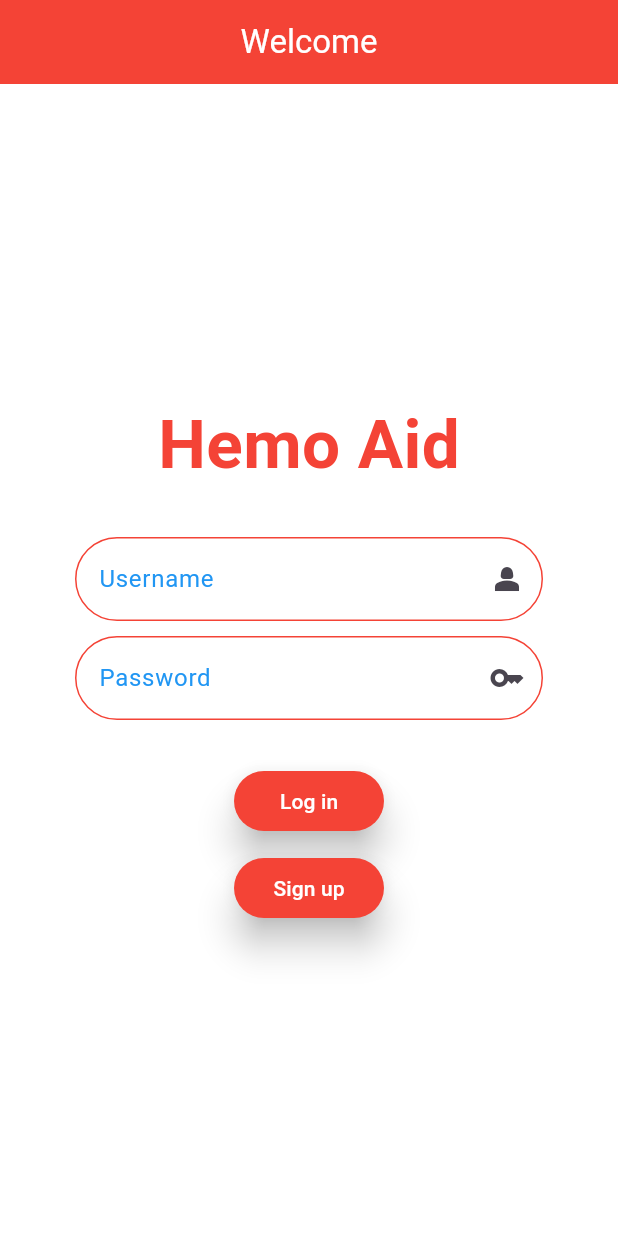
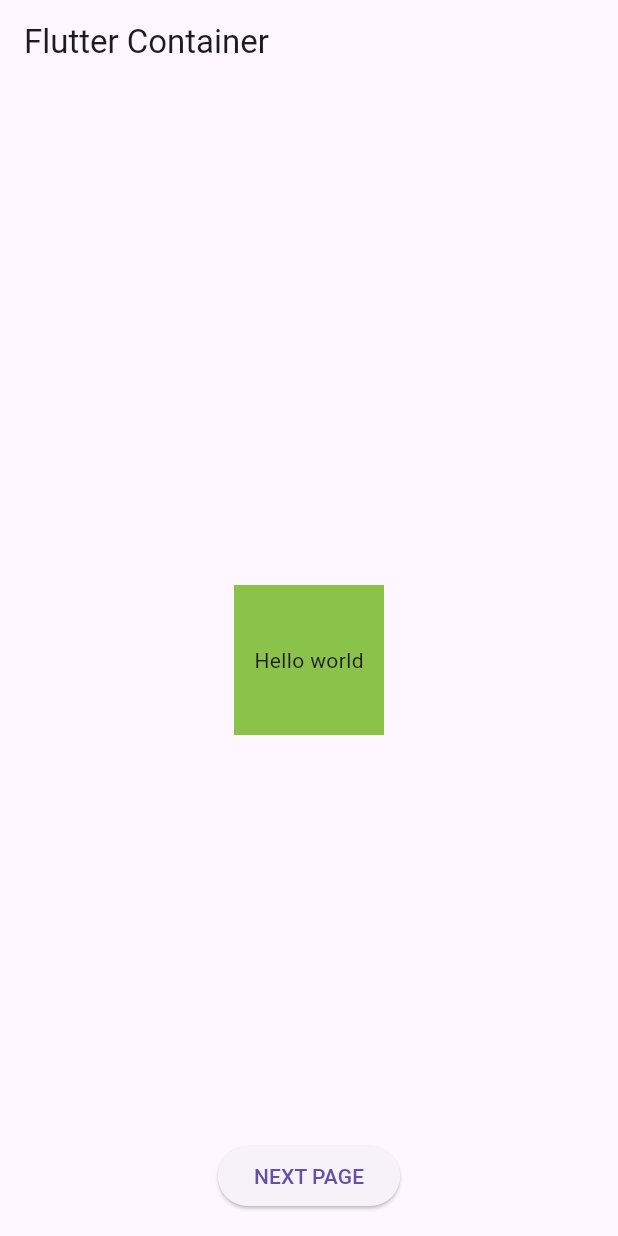
Before and after one commit to Zayed-12959/hemoaid3, a Flutter app: the screen it shows after launch, on a phone screen of 412 x 824 dp. Run offline on Flutter 3.47's test engine with Material 3 defaults, Android fonts, the phone set to English and light mode, and no system bars; missing offline and left inert: container.

Commit message:
Add files via upload

```diff
--- a/lib/main.dart
+++ b/lib/main.dart
@@ -1,18 +1,56 @@
 import 'package:flutter/material.dart';
-import 'package:hemoaid3/welcome.dart';
-
-void main() {
+import 'package:container/Dashboard.dart';
+void main(){
   runApp(const MyApp());
 }
 
 class MyApp extends StatelessWidget {
-  const MyApp({super.key});
+  const MyApp({Key? key}) : super(key: key);
 
-  // This widget is the root of your application.
   @override
   Widget build(BuildContext context) {
-    return const MaterialApp(
-      home: Welcome(),
+    return MaterialApp(
+      title: 'Flutter Demo',
+      debugShowCheckedModeBanner: false,
+      home:const MyHomePage(),
     );
   }
 }
+class MyHomePage extends StatefulWidget{
+  const MyHomePage({Key? key}): super(key:key);
+
+  @override
+  State<StatefulWidget> createState() =>_MyHomePageState();
+}
+class _MyHomePageState extends State<MyHomePage> {
+  @override
+  Widget build(BuildContext context) {
+    return Scaffold(
+      appBar: AppBar(
+        title: Text(
+          'Flutter Container',
+        ),
+      ),
+      body: Center(
+        child: Container(
+          width: 100,
+          height: 100,
+          color: Colors.lightGreen,
+          child: Center(
+            child: Text('Hello world'),
+          ),
+        ),
+      ),
+      floatingActionButton: ElevatedButton.icon(
+        onPressed: () {
+          Navigator.push(
+            context,
+            MaterialPageRoute(builder: (context) => Dashboard()),
+          );
+        },
+        label: Text('NEXT PAGE'),
+      ),
+      floatingActionButtonLocation: FloatingActionButtonLocation.centerFloat,
+    );
+  }
+}
```
Also changed, not shown: lib/Dashboard.dart (added, +112 -0 lines).
